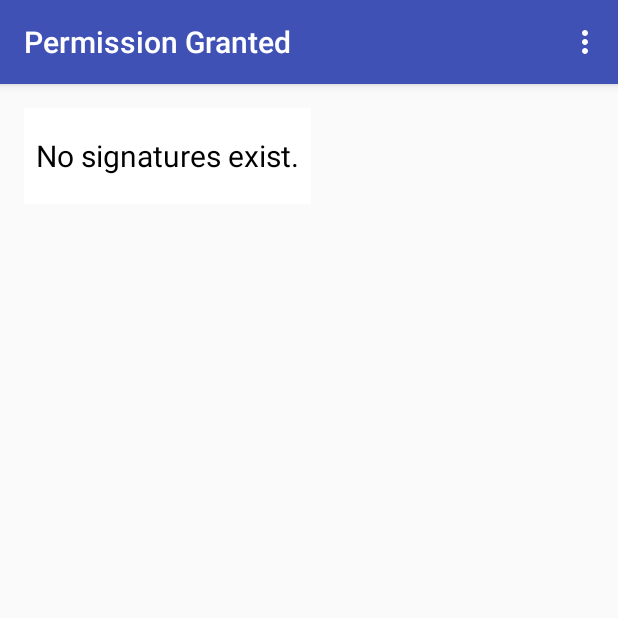
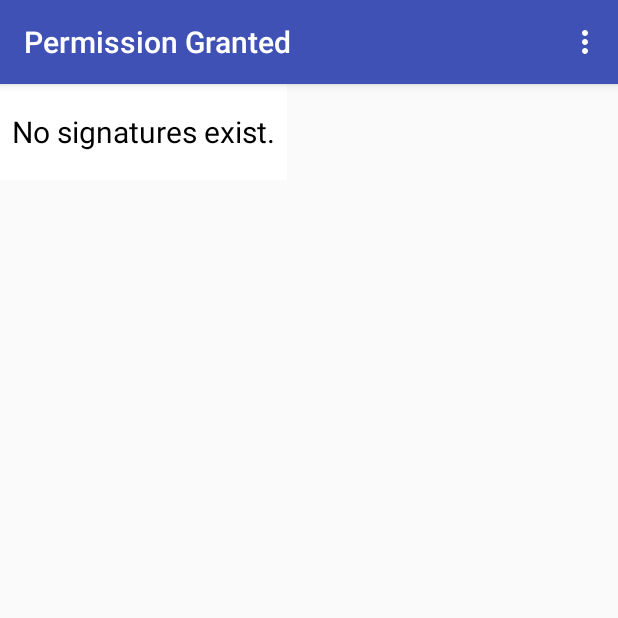
Before and after one commit to ColumCross/PermissionGranted, an Android app: the screen it shows after launch (SignaturesActivity), in the options menu, after a tap on "Signatures", on a phone screen of 412 x 824 dp, the top half of it. Run offline under Robolectric (Android 15) with nearby library versions, the phone set to English and light mode, and no system bars.

Commit message:
Fixed the Signatures Page.

```diff
--- a/app/src/main/java/edu/rit/columcross/permissiongranted/DatabaseConnector.java
+++ b/app/src/main/java/edu/rit/columcross/permissiongranted/DatabaseConnector.java
@@ -63,7 +63,7 @@ public class DatabaseConnector
       newContact.put("email", email);
       newContact.put("formText", form);
 
-      Log.i("Insert", name);
+      Log.i("##############Insert", name);
       open(); // open the database
       database.insert("signatures", null, newContact);
       close(); // close the database
@@ -97,10 +97,10 @@ public class DatabaseConnector
 
    // get a Cursor containing all information about the contact specified
    // by the given id
-   public Cursor getOneForm(long id)
+   public Cursor getOne(String table, long id)
    {
       return database.query(
-         "forms", null, "_id=" + id, null, null, null, null);
+         table, null, "_id=" + id, null, null, null, null);
    } // end method getOnContact
 
    // delete the contact specified by the given String name
@@ -124,7 +124,10 @@ public class DatabaseConnector
       @Override
       public void onCreate(SQLiteDatabase db)
       {
-         // query to create a new table named contacts
+
+         String createFormsTable = "CREATE TABLE forms(_id integer primary key autoincrement, name TEXT, body TEXT);";
+          String createSigsTable = "CREATE TABLE signatures(_id integer primary key autoincrement, name TEXT, email TEXT, formText TEXT);";
+          // query to create a new table named contacts
          String createQuery = "CREATE TABLE forms" +
             "(_id integer primary key autoincrement," +
             "name TEXT, body TEXT);" +
@@ -132,7 +135,8 @@ public class DatabaseConnector
                  "(_id integer primary key autoincrement," +
                  "name TEXT, email TEXT, formText TEXT);";
 
-         db.execSQL(createQuery); // execute the query
+         db.execSQL(createFormsTable);
+          db.execSQL(createSigsTable);
       } // end method onCreate
 
       @Override
--- a/app/src/main/java/edu/rit/columcross/permissiongranted/SignaturesActivity.java
+++ b/app/src/main/java/edu/rit/columcross/permissiongranted/SignaturesActivity.java
@@ -44,7 +44,7 @@ public class SignaturesActivity extends AppCompatActivity {
 
         // map each contact's name to a TextView in the ListView layout
         String[] from = new String[] { "name" };
-        int[] to = new int[] { R.id.formTextView };
+        int[] to = new int[] { R.id.signatureTextView };
         contactAdapter = new SimpleCursorAdapter(
                 SignaturesActivity.this, R.layout.signature_list_item, null, from, to, 0);
 
@@ -144,7 +144,7 @@ public class SignaturesActivity extends AppCompatActivity {
         {
             // create an Intent to launch the ViewContact Activity
             Intent viewContact =
-                    new Intent(SignaturesActivity.this, ViewForm.class);
+                    new Intent(SignaturesActivity.this, ViewSignature.class);
 
             // pass the selected contact's row ID as an extra with the Intent
             viewContact.putExtra(ROW_ID, id);
--- a/app/src/main/java/edu/rit/columcross/permissiongranted/ViewForm.java
+++ b/app/src/main/java/edu/rit/columcross/permissiongranted/ViewForm.java
@@ -58,7 +58,7 @@ public class ViewForm extends AppCompatActivity {
             databaseConnector.open();
 
             // get a cursor containing all data on given entry
-            return databaseConnector.getOneForm(params[0]);
+            return databaseConnector.getOne("forms", params[0]);
         } // end method doInBackground
 
         // use the Cursor returned from the doInBackground method
--- a/app/src/main/res/layout/activity_signatures.xml
+++ b/app/src/main/res/layout/activity_signatures.xml
@@ -4,10 +4,10 @@
     android:id="@+id/activity_signatures"
     android:layout_width="match_parent"
     android:layout_height="match_parent"
-    android:paddingBottom="@dimen/activity_vertical_margin"
-    android:paddingLeft="@dimen/activity_horizontal_margin"
-    android:paddingRight="@dimen/activity_horizontal_margin"
-    android:paddingTop="@dimen/activity_vertical_margin"
+    android:paddingBottom="0dp"
+    android:paddingLeft="0dp"
+    android:paddingRight="0dp"
+    android:paddingTop="0dp"
     tools:context="edu.rit.columcross.permissiongranted.SignaturesActivity">
 
     <ListView
@@ -17,7 +17,7 @@
         android:layout_alignParentBottom="true"
         android:layout_alignParentRight="true"
         android:layout_alignParentEnd="true"
-        android:layout_marginRight="12dp"
-        android:layout_marginEnd="12dp"
-        android:layout_marginBottom="16dp" />
+        android:layout_marginRight="0dp"
+        android:layout_marginEnd="0dp"
+        android:layout_marginBottom="0dp" />
 </RelativeLayout>
--- a/app/src/main/res/layout/signature_list_item.xml
+++ b/app/src/main/res/layout/signature_list_item.xml
@@ -1,7 +1,7 @@
 <?xml version="1.0" encoding="utf-8"?>
 <TextView xmlns:android="http://schemas.android.com/apk/res/android"
     android:layout_width="match_parent" android:layout_height="wrap_content"
-    android:id="@+id/contactTextView"
+    android:id="@+id/signatureTextView"
     android:background="@android:color/white"
     android:padding="8dp"
     android:textSize="20sp"
```
Also changed, not shown: app/src/main/java/edu/rit/columcross/permissiongranted/ViewSignature.java (+74 -0 lines), app/src/main/res/layout/activity_view_signature.xml (+32 -0 lines), 47 other files.
